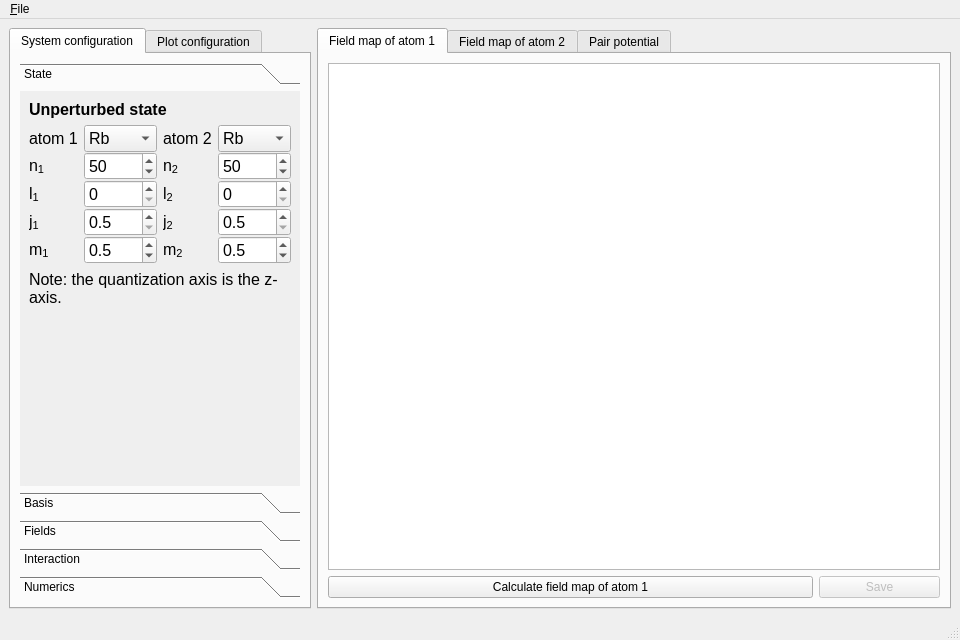
The window that gui2/plotter.ui (pairinteraction/pairinteraction) describes before a commit, drawn with Qt 5.
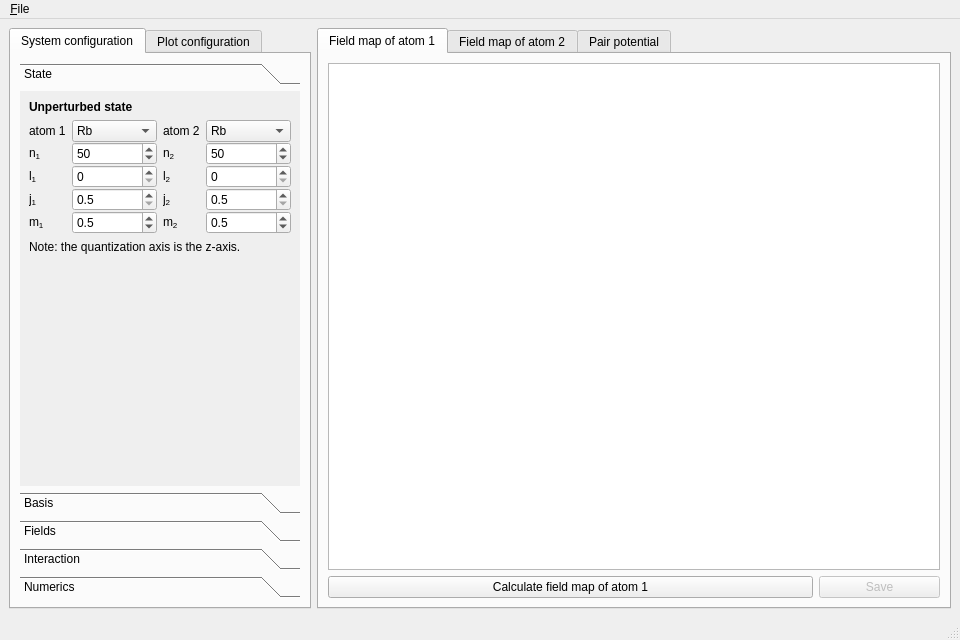
The same window after the commit. Custom widgets are drawn as their Qt base class.

```diff
--- a/gui2/plotter.ui
+++ b/gui2/plotter.ui
@@ -66,7 +66,7 @@
              <x>0</x>
              <y>0</y>
              <width>280</width>
-             <height>356</height>
+             <height>369</height>
             </rect>
            </property>
            <attribute name="label">
@@ -77,7 +77,6 @@
              <widget class="QLabel" name="label_63">
               <property name="font">
                <font>
-                <pointsize>12</pointsize>
                 <weight>75</weight>
                 <bold>true</bold>
                </font>
@@ -121,13 +120,126 @@
                 <property name="verticalSpacing">
                  <number>0</number>
                 </property>
-                <item row="1" column="0">
+                <item row="0" column="1">
+                 <widget class="QComboBox" name="combobox_system_species1">
+                  <property name="sizePolicy">
+                   <sizepolicy hsizetype="MinimumExpanding" vsizetype="Fixed">
+                    <horstretch>0</horstretch>
+                    <verstretch>0</verstretch>
+                   </sizepolicy>
+                  </property>
+                  <property name="minimumSize">
+                   <size>
+                    <width>0</width>
+                    <height>0</height>
+                   </size>
+                  </property>
+                  <item>
+                   <property name="text">
+                    <string>Rb</string>
+                   </property>
+                  </item>
+                 </widget>
+                </item>
+                <item row="1" column="1">
+                 <widget class="QSpinBox" name="spinbox_system_n1">
+                  <property name="sizePolicy">
+                   <sizepolicy hsizetype="MinimumExpanding" vsizetype="Fixed">
+                    <horstretch>0</horstretch>
+                    <verstretch>0</verstretch>
+                   </sizepolicy>
+                  </property>
+                  <property name="minimumSize">
+                   <size>
+                    <width>0</width>
+                    <height>0</height>
+                   </size>
+                  </property>
+                  <property name="minimum">
+                   <number>1</number>
+                  </property>
+                  <property name="maximum">
+                   <number>999</number>
+                  </property>
+                  <property name="value">
+                   <number>50</number>
+                  </property>
+                 </widget>
+                </item>
+                <item row="2" column="1">
+                 <widget class="QSpinBox" name="spinbox_system_l1">
+                  <property name="sizePolicy">
+                   <sizepolicy hsizetype="MinimumExpanding" vsizetype="Fixed">
+                    <horstretch>0</horstretch>
+                    <verstretch>0</verstretch>
+                   </sizepolicy>
+                  </property>
+                  <property name="minimumSize">
+                   <size>
+                    <width>0</width>
+                    <height>0</height>
+                   </size>
+                  </property>
+                  <property name="maximum">
+                   <number>100</number>
+                  </property>
+                 </widget>
+                </item>
+                <item row="3" column="1">
+                 <widget class="QDoubleSpinBox" name="spinbox_system_j1">
+                  <property name="sizePolicy">
+                   <sizepolicy hsizetype="MinimumExpanding" vsizetype="Fixed">
+                    <horstretch>0</horstretch>
+                    <verstretch>0</verstretch>
+                   </sizepolicy>
+                  </property>
+                  <property name="minimumSize">
+                   <size>
+                    <width>0</width>
+                    <height>0</height>
+                   </size>
+                  </property>
+                  <property name="decimals">
+                   <number>1</number>
+                  </property>
+                  <property name="minimum">
+                   <double>0.500000000000000</double>
+                  </property>
+                  <property name="maximum">
+                   <double>99.500000000000000</double>
+                  </property>
+                 </widget>
+                </item>
+                <item row="4" column="1">
+                 <widget class="QDoubleSpinBox" name="spinbox_system_m1">
+                  <property name="sizePolicy">
+                   <sizepolicy hsizetype="MinimumExpanding" vsizetype="Fixed">
+                    <horstretch>0</horstretch>
+                    <verstretch>0</verstretch>
+                   </sizepolicy>
+                  </property>
+                  <property name="minimumSize">
+                   <size>
+                    <width>0</width>
+                    <height>0</height>
+                   </size>
+                  </property>
+                  <property name="decimals">
+                   <number>1</number>
+                  </property>
+                  <property name="minimum">
+                   <double>-99.500000000000000</double>
+                  </property>
+                  <property name="maximum">
+                   <double>99.500000000000000</double>
+                  </property>
+                  <property name="value">
+                   <double>0.500000000000000</double>
+                  </property>
+                 </widget>
+                </item>
+                <item row="0" column="0">
                  <widget class="QLabel" name="label_7">
-                  <property name="font">
-                   <font>
-                    <pointsize>12</pointsize>
-                   </font>
-                  </property>
                   <property name="text">
                    <string>atom 1</string>
                   </property>
@@ -136,39 +248,8 @@
                   </property>
                  </widget>
                 </item>
-                <item row="1" column="1">
-                 <widget class="QComboBox" name="combobox_system_species1">
-                  <property name="sizePolicy">
-                   <sizepolicy hsizetype="MinimumExpanding" vsizetype="Fixed">
-                    <horstretch>0</horstretch>
-                    <verstretch>0</verstretch>
-                   </sizepolicy>
-                  </property>
-                  <property name="minimumSize">
-                   <size>
-                    <width>0</width>
-                    <height>0</height>
-                   </size>
-                  </property>
-                  <property name="font">
-                   <font>
-                    <pointsize>12</pointsize>
-                   </font>
-                  </property>
-                  <item>
-                   <property name="text">
-                    <string>Rb</string>
-                   </property>
-                  </item>
-                 </widget>
-                </item>
-                <item row="2" column="0">
+                <item row="1" column="0">
                  <widget class="QLabel" name="label_2">
-                  <property name="font">
-                   <font>
-                    <pointsize>12</pointsize>
-                   </font>
-                  </property>
                   <property name="text">
                    <string>n&lt;sub&gt;1&lt;/sub&gt;</string>
                   </property>
@@ -177,159 +258,27 @@
                   </property>
                  </widget>
                 </item>
-                <item row="2" column="1">
-                 <widget class="QSpinBox" name="spinbox_system_n1">
-                  <property name="sizePolicy">
-                   <sizepolicy hsizetype="MinimumExpanding" vsizetype="Fixed">
-                    <horstretch>0</horstretch>
-                    <verstretch>0</verstretch>
-                   </sizepolicy>
-                  </property>
-                  <property name="minimumSize">
-                   <size>
-                    <width>0</width>
-                    <height>0</height>
-                   </size>
-                  </property>
-                  <property name="font">
-                   <font>
-                    <pointsize>12</pointsize>
-                   </font>
-                  </property>
-                  <property name="minimum">
-                   <number>1</number>
-                  </property>
-                  <property name="maximum">
-                   <number>999</number>
-                  </property>
-                  <property name="value">
-                   <number>50</number>
-                  </property>
-                 </widget>
-                </item>
-                <item row="3" column="0">
+                <item row="2" column="0">
                  <widget class="QLabel" name="label_3">
-                  <property name="font">
-                   <font>
-                    <pointsize>12</pointsize>
-                   </font>
-                  </property>
                   <property name="text">
                    <string>l&lt;sub&gt;1&lt;/sub&gt;</string>
                   </property>
                  </widget>
                 </item>
-                <item row="3" column="1">
-                 <widget class="QSpinBox" name="spinbox_system_l1">
-                  <property name="sizePolicy">
-                   <sizepolicy hsizetype="MinimumExpanding" vsizetype="Fixed">
-                    <horstretch>0</horstretch>
-                    <verstretch>0</verstretch>
-                   </sizepolicy>
-                  </property>
-                  <property name="minimumSize">
-                   <size>
-                    <width>0</width>
-                    <height>0</height>
-                   </size>
-                  </property>
-                  <property name="font">
-                   <font>
-                    <pointsize>12</pointsize>
-                   </font>
-                  </property>
-                  <property name="maximum">
-                   <number>100</number>
-                  </property>
-                 </widget>
-                </item>
-                <item row="4" column="0">
+                <item row="3" column="0">
                  <widget class="QLabel" name="label_4">
-                  <property name="font">
-                   <font>
-                    <pointsize>12</pointsize>
-                   </font>
-                  </property>
                   <property name="text">
                    <string>j&lt;sub&gt;1&lt;/sub&gt;</string>
                   </property>
                  </widget>
                 </item>
-                <item row="4" column="1">
-                 <widget class="QDoubleSpinBox" name="spinbox_system_j1">
-                  <property name="sizePolicy">
-                   <sizepolicy hsizetype="MinimumExpanding" vsizetype="Fixed">
-                    <horstretch>0</horstretch>
-                    <verstretch>0</verstretch>
-                   </sizepolicy>
-                  </property>
-                  <property name="minimumSize">
-                   <size>
-                    <width>0</width>
-                    <height>0</height>
-                   </size>
-                  </property>
-                  <property name="font">
-                   <font>
-                    <pointsize>12</pointsize>
-                   </font>
-                  </property>
-                  <property name="decimals">
-                   <number>1</number>
-                  </property>
-                  <property name="minimum">
-                   <double>0.500000000000000</double>
-                  </property>
-                  <property name="maximum">
-                   <double>99.500000000000000</double>
-                  </property>
-                 </widget>
-                </item>
-                <item row="5" column="0">
+                <item row="4" column="0">
                  <widget class="QLabel" name="label_5">
-                  <property name="font">
-                   <font>
-                    <pointsize>12</pointsize>
-                   </font>
-                  </property>
                   <property name="text">
                    <string>m&lt;sub&gt;1&lt;/sub&gt;</string>
                   </property>
                  </widget>
                 </item>
-                <item row="5" column="1">
-                 <widget class="QDoubleSpinBox" name="spinbox_system_m1">
-                  <property name="sizePolicy">
-                   <sizepolicy hsizetype="MinimumExpanding" vsizetype="Fixed">
-                    <horstretch>0</horstretch>
-                    <verstretch>0</verstretch>
-                   </sizepolicy>
-                  </property>
-                  <property name="minimumSize">
-                   <size>
-                    <width>0</width>
-                    <height>0</height>
-                   </size>
-                  </property>
-                  <property name="font">
-                   <font>
-                    <pointsize>12</pointsize>
-                   </font>
-                  </property>
-                  <property name="decimals">
-                   <number>1</number>
-                  </property>
-                  <property name="minimum">
-                   <double>-99.500000000000000</double>
-                  </property>
-                  <property name="maximum">
-                   <double>99.500000000000000</double>
-                  </property>
-                  <property name="value">
-                   <double>0.500000000000000</double>
-                  </property>
-                 </widget>
-                </item>
                </layout>
               </item>
               <item>
@@ -349,13 +298,29 @@
                 <property name="verticalSpacing">
                  <number>0</number>
                 </property>
-                <item row="1" column="0">
+                <item row="0" column="1">
+                 <widget class="QComboBox" name="combobox_system_species2">
+                  <property name="sizePolicy">
+                   <sizepolicy hsizetype="MinimumExpanding" vsizetype="Fixed">
+                    <horstretch>0</horstretch>
+                    <verstretch>0</verstretch>
+                   </sizepolicy>
+                  </property>
+                  <property name="minimumSize">
+                   <size>
+                    <width>0</width>
+                    <height>0</height>
+                   </size>
+                  </property>
+                  <item>
+                   <property name="text">
+                    <string>Rb</string>
+                   </property>
+                  </item>
+                 </widget>
+                </item>
+                <item row="0" column="0">
                  <widget class="QLabel" name="label_8">
-                  <property name="font">
-                   <font>
-                    <pointsize>12</pointsize>
-                   </font>
-                  </property>
                   <property name="text">
                    <string>atom 2</string>
                   </property>
@@ -365,7 +330,7 @@
                  </widget>
                 </item>
                 <item row="1" column="1">
-                 <widget class="QComboBox" name="combobox_system_species2">
+                 <widget class="QSpinBox" name="spinbox_system_n2">
                   <property name="sizePolicy">
                    <sizepolicy hsizetype="MinimumExpanding" vsizetype="Fixed">
                     <horstretch>0</horstretch>
@@ -378,25 +343,91 @@
                     <height>0</height>
                    </size>
                   </property>
-                  <property name="font">
-                   <font>
-                    <pointsize>12</pointsize>
-                   </font>
+                  <property name="minimum">
+                   <number>1</number>
                   </property>
-                  <item>
-                   <property name="text">
-                    <string>Rb</string>
-                   </property>
-                  </item>
+                  <property name="maximum">
+                   <number>999</number>
+                  </property>
+                  <property name="value">
+                   <number>50</number>
+                  </property>
                  </widget>
                 </item>
-                <item row="3" column="0">
+                <item row="2" column="1">
+                 <widget class="QSpinBox" name="spinbox_system_l2">
+                  <property name="sizePolicy">
+                   <sizepolicy hsizetype="MinimumExpanding" vsizetype="Fixed">
+                    <horstretch>0</horstretch>
+                    <verstretch>0</verstretch>
+                   </sizepolicy>
+                  </property>
+                  <property name="minimumSize">
+                   <size>
+                    <width>0</width>
+                    <height>0</height>
+                   </size>
+                  </property>
+                  <property name="maximum">
+                   <number>100</number>
+                  </property>
+                 </widget>
+                </item>
+                <item row="3" column="1">
+                 <widget class="QDoubleSpinBox" name="spinbox_system_j2">
+                  <property name="sizePolicy">
+                   <sizepolicy hsizetype="MinimumExpanding" vsizetype="Fixed">
+                    <horstretch>0</horstretch>
+                    <verstretch>0</verstretch>
+                   </sizepolicy>
+                  </property>
+                  <property name="minimumSize">
+                   <size>
+                    <width>0</width>
+                    <height>0</height>
+                   </size>
+                  </property>
+                  <property name="decimals">
+                   <number>1</number>
+                  </property>
+                  <property name="minimum">
+                   <double>0.500000000000000</double>
+                  </property>
+                  <property name="maximum">
+                   <double>99.500000000000000</double>
+                  </property>
+                 </widget>
+                </item>
+                <item row="4" column="1">
+                 <widget class="QDoubleSpinBox" name="spinbox_system_m2">
+                  <property name="sizePolicy">
+                   <sizepolicy hsizetype="MinimumExpanding" vsizetype="Fixed">
+                    <horstretch>0</horstretch>
+                    <verstretch>0</verstretch>
+                   </sizepolicy>
+                  </property>
+                  <property name="minimumSize">
+                   <size>
+                    <width>0</width>
+                    <height>0</height>
+                   </size>
+                  </property>
+                  <property name="decimals">
+                   <number>1</number>
+                  </property>
+                  <property name="minimum">
+                   <double>-99.500000000000000</double>
+                  </property>
+                  <property name="maximum">
+                   <double>99.500000000000000</double>
+                  </property>
+                  <property name="value">
+                   <double>0.500000000000000</double>
+                  </property>
+                 </widget>
+                </item>
+                <item row="1" column="0">
                  <widget class="QLabel" name="label_18">
-                  <property name="font">
-                   <font>
-                    <pointsize>12</pointsize>
-                   </font>
-                  </property>
                   <property name="text">
                    <string>n&lt;sub&gt;2&lt;/sub&gt;</string>
                   </property>
@@ -405,170 +436,33 @@
                   </property>
                  </widget>
                 </item>
-                <item row="3" column="1">
-                 <widget class="QSpinBox" name="spinbox_system_n2">
-                  <property name="sizePolicy">
-                   <sizepolicy hsizetype="MinimumExpanding" vsizetype="Fixed">
-                    <horstretch>0</horstretch>
-                    <verstretch>0</verstretch>
-                   </sizepolicy>
-                  </property>
-                  <property name="minimumSize">
-                   <size>
-                    <width>0</width>
-                    <height>0</height>
-                   </size>
-                  </property>
-                  <property name="font">
-                   <font>
-                    <pointsize>12</pointsize>
-                   </font>
-                  </property>
-                  <property name="minimum">
-                   <number>1</number>
-                  </property>
-                  <property name="maximum">
-                   <number>999</number>
-                  </property>
-                  <property name="value">
-                   <number>50</number>
-                  </property>
-                 </widget>
-                </item>
-                <item row="4" column="0">
+                <item row="2" column="0">
                  <widget class="QLabel" name="label_19">
-                  <property name="font">
-                   <font>
-                    <pointsize>12</pointsize>
-                   </font>
-                  </property>
                   <property name="text">
                    <string>l&lt;sub&gt;2&lt;/sub&gt;</string>
                   </property>
                  </widget>
                 </item>
-                <item row="4" column="1">
-                 <widget class="QSpinBox" name="spinbox_system_l2">
-                  <property name="sizePolicy">
-                   <sizepolicy hsizetype="MinimumExpanding" vsizetype="Fixed">
-                    <horstretch>0</horstretch>
-                    <verstretch>0</verstretch>
-                   </sizepolicy>
-                  </property>
-                  <property name="minimumSize">
-                   <size>
-                    <width>0</width>
-                    <height>0</height>
-                   </size>
-                  </property>
-                  <property name="font">
-                   <font>
-                    <pointsize>12</pointsize>
-                   </font>
-                  </property>
-                  <property name="maximum">
-                   <number>100</number>
-                  </property>
-                 </widget>
-                </item>
-                <item row="5" column="0">
+                <item row="3" column="0">
                  <widget class="QLabel" name="label_20">
-                  <property name="font">
-                   <font>
-                    <pointsize>12</pointsize>
-                   </font>
-                  </property>
                   <property name="text">
                    <string>j&lt;sub&gt;2&lt;/sub&gt;</string>
                   </property>
                  </widget>
                 </item>
-                <item row="5" column="1">
-                 <widget class="QDoubleSpinBox" name="spinbox_system_j2">
-                  <property name="sizePolicy">
-                   <sizepolicy hsizetype="MinimumExpanding" vsizetype="Fixed">
-                    <horstretch>0</horstretch>
-                    <verstretch>0</verstretch>
-                   </sizepolicy>
-                  </property>
-                  <property name="minimumSize">
-                   <size>
-                    <width>0</width>
-                    <height>0</height>
-                   </size>
-                  </property>
-                  <property name="font">
-                   <font>
-                    <pointsize>12</pointsize>
-                   </font>
-                  </property>
-                  <property name="decimals">
-                   <number>1</number>
-                  </property>
-                  <property name="minimum">
-                   <double>0.500000000000000</double>
-                  </property>
-                  <property name="maximum">
-                   <double>99.500000000000000</double>
-                  </property>
-                 </widget>
-                </item>
-                <item row="6" column="0">
+                <item row="4" column="0">
                  <widget class="QLabel" name="label_21">
-                  <property name="font">
-                   <font>
-                    <pointsize>12</pointsize>
-                   </font>
-                  </property>
                   <property name="text">
                    <string>m&lt;sub&gt;2&lt;/sub&gt;</string>
                   </property>
                  </widget>
                 </item>
-                <item row="6" column="1">
-                 <widget class="QDoubleSpinBox" name="spinbox_system_m2">
-                  <property name="sizePolicy">
-                   <sizepolicy hsizetype="MinimumExpanding" vsizetype="Fixed">
-                    <horstretch>0</horstretch>
-                    <verstretch>0</verstretch>
-                   </sizepolicy>
-                  </property>
-                  <property name="minimumSize">
-                   <size>
-                    <width>0</width>
-                    <height>0</height>
-                   </size>
-                  </property>
-                  <property name="font">
-                   <font>
-                    <pointsize>12</pointsize>
-                   </font>
-                  </property>
-                  <property name="decimals">
-                   <number>1</number>
-                  </property>
-                  <property name="minimum">
-                   <double>-99.500000000000000</double>
-                  </property>
-                  <property name="maximum">
-                   <double>99.500000000000000</double>
-                  </property>
-                  <property name="value">
-                   <double>0.500000000000000</double>
-                  </property>
-                 </widget>
-                </item>
                </layout>
               </item>
              </layout>
             </item>
             <item>
              <widget class="QLabel" name="label_39">
-              <property name="font">
-               <font>
-                <pointsize>12</pointsize>
-               </font>
-              </property>
               <property name="text">
                <string>Note: the quantization axis is the z-axis.</string>
               </property>
```
Left out of the diff: 537 changed lines with no effect on the pictures.
